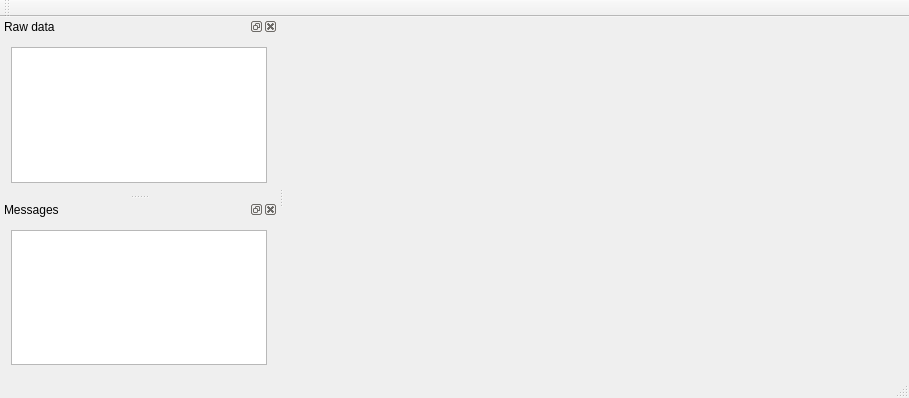
The window that src/gui/mainwindow/mainwindow.ui (dimonomid/bterm) describes before a commit, drawn with Qt 5.
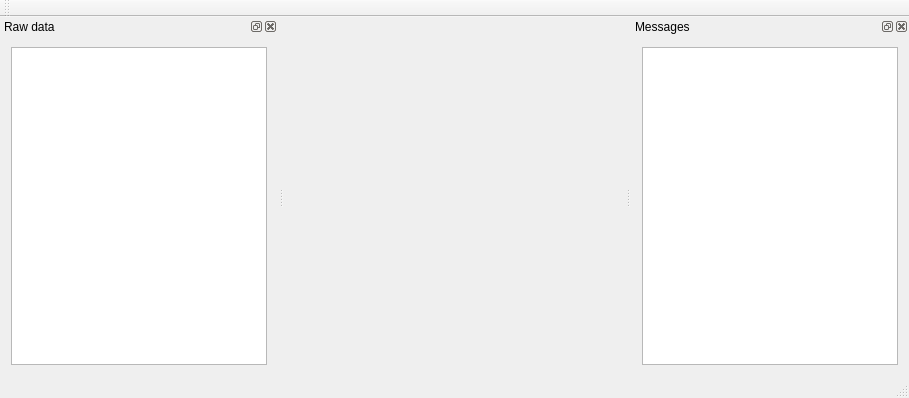
The same window after the commit. Custom widgets are drawn as their Qt base class.

Commit message: initially, dockwidgets arranged more nicely

What changed in the file:
```diff
--- a/src/gui/mainwindow/mainwindow.ui
+++ b/src/gui/mainwindow/mainwindow.ui
@@ -44,6 +44,12 @@
     <layout class="QVBoxLayout" name="verticalLayout">
      <item>
       <widget class="QPlainTextEdit_My" name="pte_raw_data">
+       <property name="sizePolicy">
+        <sizepolicy hsizetype="Expanding" vsizetype="Expanding">
+         <horstretch>0</horstretch>
+         <verstretch>0</verstretch>
+        </sizepolicy>
+       </property>
        <property name="readOnly">
         <bool>true</bool>
        </property>
@@ -63,7 +69,7 @@
     <string>Messages</string>
    </property>
    <attribute name="dockWidgetArea">
-    <number>1</number>
+    <number>2</number>
    </attribute>
    <widget class="QWidget" name="dockWidgetContents_4">
     <layout class="QVBoxLayout" name="verticalLayout_2">
```
